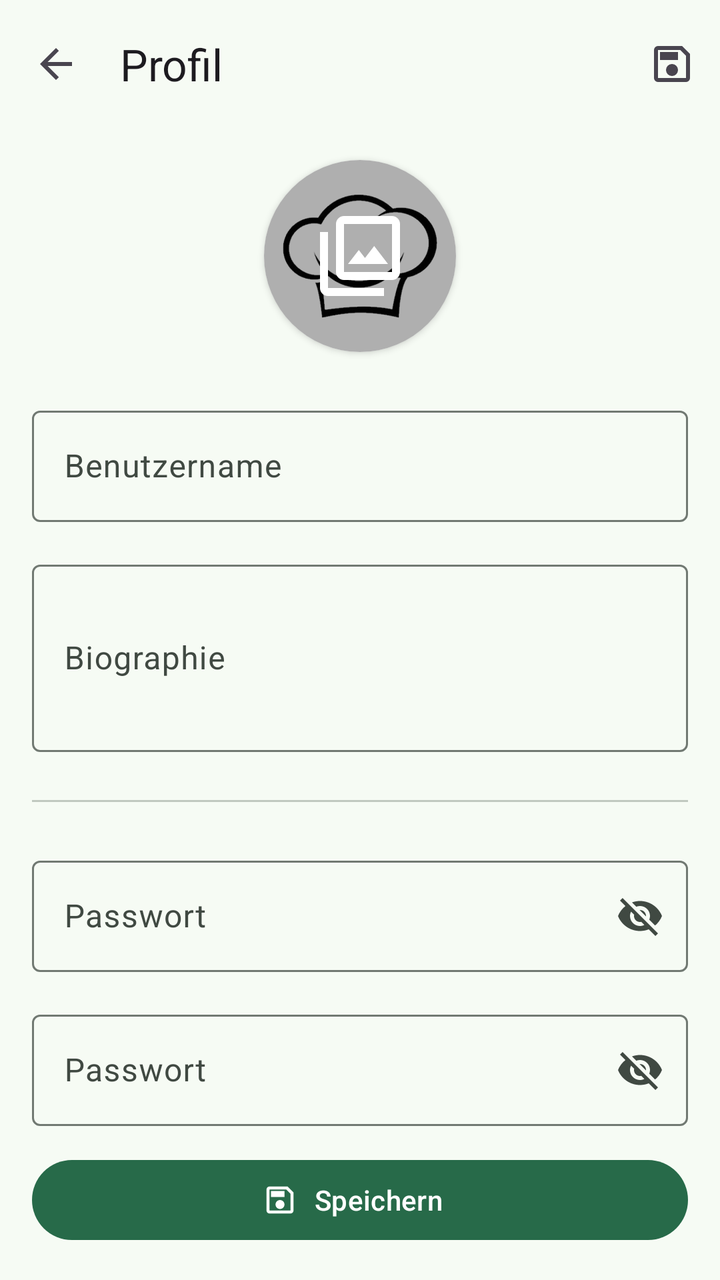
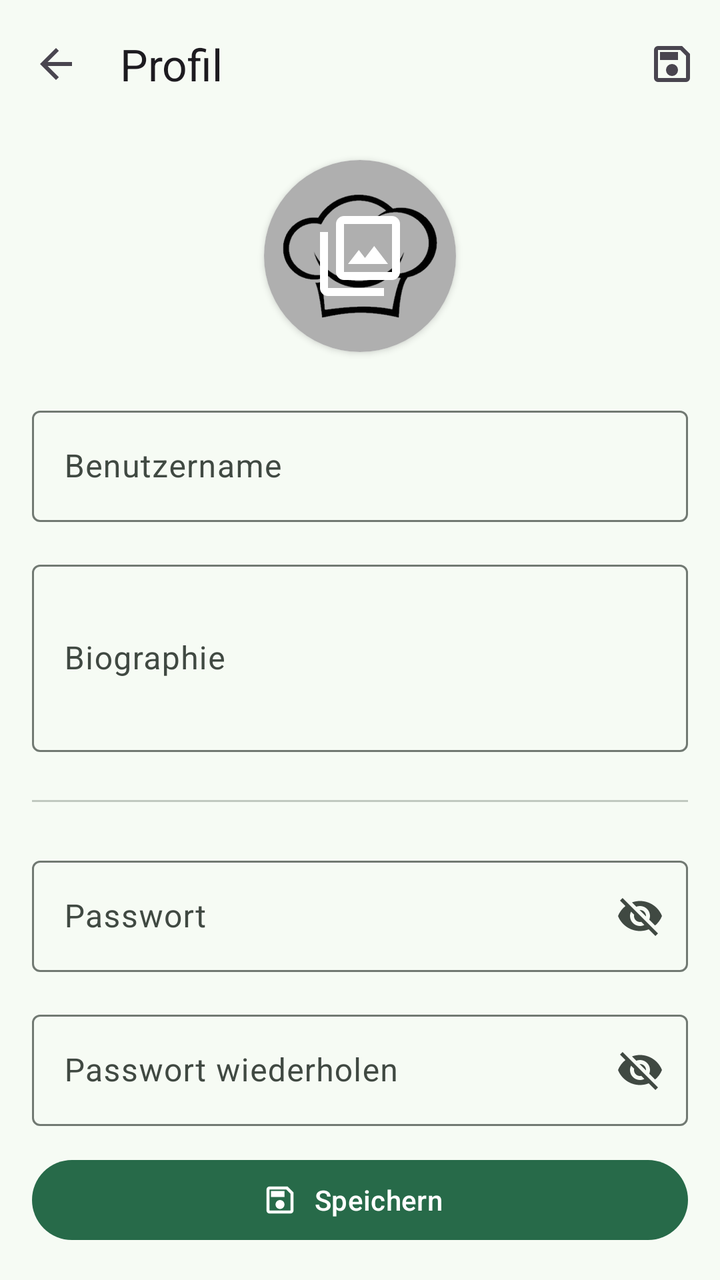

The first picture is an Android layout as it rendered before a commit; the second is the same layout after the commit. The layout source and the unified diff follow.
<!-- AndroidManifest.xml: application theme Theme.CookstaApp -->
<!-- res/layout/fragment_edit_profile.xml -->
<?xml version="1.0" encoding="utf-8"?>
<LinearLayout xmlns:android="http://schemas.android.com/apk/res/android"
    xmlns:app="http://schemas.android.com/apk/res-auto"
    android:layout_width="match_parent"
    android:layout_height="match_parent"
    android:background="?attr/colorSurface"
    android:orientation="vertical">

    <com.google.android.material.appbar.AppBarLayout
        android:layout_width="match_parent"
        android:layout_height="wrap_content"
        android:fitsSystemWindows="true">

        <com.google.android.material.appbar.MaterialToolbar
            android:id="@+id/toolbar"
            android:layout_width="match_parent"
            android:layout_height="wrap_content"
            android:minHeight="?attr/actionBarSize"
            app:menu="@menu/edit_profile_app_bar"
            app:navigationIcon="@drawable/ic_back"
            app:title="@string/title_profile" />
    </com.google.android.material.appbar.AppBarLayout>

    <LinearLayout
        android:layout_width="match_parent"
        android:layout_height="match_parent"
        android:clipToPadding="false"
        android:gravity="center_horizontal"
        android:orientation="vertical"
        android:padding="16dp">

        <androidx.cardview.widget.CardView
            android:id="@+id/editProfileImageView"
            android:layout_width="96dp"
            android:layout_height="96dp"
            app:cardCornerRadius="999dp"
            app:cardElevation="2dp">

            <ImageView
                android:id="@+id/editProfileImage"
                android:layout_width="match_parent"
                android:layout_height="match_parent"
                android:scaleType="centerCrop"
                android:src="@drawable/ic_launcher" />

            <ImageView
                android:layout_width="match_parent"
                android:layout_height="match_parent"
                android:background="#50000000"
                android:padding="24dp"
                app:srcCompat="@drawable/ic_photo_library"
                app:tint="@android:color/white" />
        </androidx.cardview.widget.CardView>

        <Space
            android:layout_width="match_parent"
            android:layout_height="16dp" />

        <com.google.android.material.textfield.TextInputLayout
            android:layout_width="match_parent"
            android:layout_height="wrap_content"
            android:layout_marginVertical="8dp"
            android:hint="@string/usernameHint">

            <com.google.android.material.textfield.TextInputEditText
                android:id="@+id/editUsernameInput"
                android:layout_width="match_parent"
                android:layout_height="wrap_content"
                android:inputType="text" />
        </com.google.android.material.textfield.TextInputLayout>

        <com.google.android.material.textfield.TextInputLayout
            android:layout_width="match_parent"
            android:layout_height="wrap_content"
            android:layout_marginVertical="8dp"
            android:hint="@string/biography">

            <com.google.android.material.textfield.TextInputEditText
                android:id="@+id/editBiographyInput"
                android:layout_width="match_parent"
                android:layout_height="wrap_content"
                android:inputType="textMultiLine"
                android:lines="3" />
        </com.google.android.material.textfield.TextInputLayout>

        <com.google.android.material.divider.MaterialDivider
            android:layout_width="match_parent"
            android:layout_height="wrap_content"
            android:layout_marginVertical="16dp" />

        <com.google.android.material.textfield.TextInputLayout
            android:id="@+id/editPasswordLayout"
            android:layout_width="match_parent"
            android:layout_height="wrap_content"
            android:layout_marginVertical="8dp"
            android:hint="@string/passwordHint"
            app:endIconMode="password_toggle"
            app:endIconCheckable="false">

            <com.google.android.material.textfield.TextInputEditText
                android:id="@+id/editPasswordInput"
                android:layout_width="match_parent"
                android:layout_height="wrap_content"
                android:inputType="textPassword" />
        </com.google.android.material.textfield.TextInputLayout>

        <com.google.android.material.textfield.TextInputLayout
            android:id="@+id/editPasswordCheckLayout"
            android:layout_width="match_parent"
            android:layout_height="wrap_content"
            android:layout_marginVertical="8dp"
            android:hint="@string/passwordHint"
            app:endIconMode="password_toggle"
            app:endIconCheckable="false">

            <com.google.android.material.textfield.TextInputEditText
                android:id="@+id/editPasswordInputCheck"
                android:layout_width="match_parent"
                android:layout_height="wrap_content"
                android:inputType="textPassword" />
        </com.google.android.material.textfield.TextInputLayout>

        <Space
            android:layout_width="match_parent"
            android:layout_height="0dp"
            android:layout_weight="1" />

        <com.google.android.material.button.MaterialButton
            android:id="@+id/saveProfileButton"
            style="@style/Widget.Material3.Button.Icon"
            android:layout_width="match_parent"
            android:layout_height="wrap_content"
            android:text="@string/save"
            app:icon="@drawable/ic_save"
            app:iconGravity="textStart" />
    </LinearLayout>

</LinearLayout>
<!-- resources referenced by this layout -->
<resources>
  <string name="biography">Biographie</string>
  <string name="passwordHint">Passwort</string>
  <string name="save">Speichern</string>
  <string name="title_profile">Profil</string>
  <string name="usernameHint">Benutzername</string>
  <style name="Theme.CookstaApp" parent="Theme.MaterialBase">
          <item name="windowActionModeOverlay">true</item>
          <item name="actionModeCloseDrawable">@drawable/ic_close</item>
      </style>
  <!-- drawable ic_close (drawable) -->
  <vector xmlns:android="http://schemas.android.com/apk/res/android"
      android:width="24dp"
      android:height="24dp"
      android:viewportWidth="960"
      android:viewportHeight="960"
      android:tint="?attr/colorControlNormal">
    <path
        android:fillColor="@android:color/white"
        android:pathData="M256,760L200,704L424,480L200,256L256,200L480,424L704,200L760,256L536,480L760,704L704,760L480,536L256,760Z"/>
  </vector>
  <color name="md_theme_primary">#276A49</color>
  <color name="md_theme_onPrimary">#FFFFFF</color>
  <color name="md_theme_primaryContainer">#ADF2C7</color>
  <color name="md_theme_onPrimaryContainer">#002111</color>
  <color name="md_theme_secondary">#4E6355</color>
  <color name="md_theme_onSecondary">#FFFFFF</color>
  <color name="md_theme_secondaryContainer">#D0E8D6</color>
  <color name="md_theme_onSecondaryContainer">#0B1F14</color>
  <color name="md_theme_tertiary">#3C6471</color>
  <color name="md_theme_onTertiary">#FFFFFF</color>
  <color name="md_theme_tertiaryContainer">#BFE9F9</color>
  <color name="md_theme_onTertiaryContainer">#001F27</color>
  <color name="md_theme_error">#BA1A1A</color>
  <color name="md_theme_onError">#FFFFFF</color>
  <color name="md_theme_errorContainer">#FFDAD6</color>
  <color name="md_theme_onErrorContainer">#410002</color>
  <color name="md_theme_background">#F6FBF4</color>
  <color name="md_theme_onBackground">#171D19</color>
  <color name="md_theme_surface">#F6FBF4</color>
  <color name="md_theme_onSurface">#171D19</color>
  <color name="md_theme_surfaceVariant">#DCE5DC</color>
  <color name="md_theme_onSurfaceVariant">#404942</color>
  <color name="md_theme_outline">#717972</color>
  <color name="md_theme_outlineVariant">#C0C9C0</color>
  <color name="md_theme_inverseSurface">#2C322D</color>
  <color name="md_theme_inverseOnSurface">#EDF2EB</color>
  <color name="md_theme_inversePrimary">#91D5AC</color>
  <color name="md_theme_primaryFixed">#ADF2C7</color>
  <color name="md_theme_onPrimaryFixed">#002111</color>
  <color name="md_theme_primaryFixedDim">#91D5AC</color>
  <color name="md_theme_onPrimaryFixedVariant">#055232</color>
  <color name="md_theme_secondaryFixed">#D0E8D6</color>
  <color name="md_theme_onSecondaryFixed">#0B1F14</color>
  <color name="md_theme_secondaryFixedDim">#B5CCBB</color>
  <color name="md_theme_onSecondaryFixedVariant">#374B3E</color>
  <color name="md_theme_tertiaryFixed">#BFE9F9</color>
  <color name="md_theme_onTertiaryFixed">#001F27</color>
  <color name="md_theme_tertiaryFixedDim">#A4CDDC</color>
  <color name="md_theme_onTertiaryFixedVariant">#224C59</color>
  <color name="md_theme_surfaceDim">#D6DBD5</color>
  <color name="md_theme_surfaceBright">#F6FBF4</color>
  <color name="md_theme_surfaceContainerLowest">#FFFFFF</color>
  <color name="md_theme_surfaceContainerLow">#F0F5EE</color>
  <color name="md_theme_surfaceContainer">#EAEFE9</color>
  <color name="md_theme_surfaceContainerHigh">#E4EAE3</color>
  <color name="md_theme_surfaceContainerHighest">#DFE4DD</color>
  <!-- unchanged entries left out for length: 5 -->
</resources>

<!-- the commit's change to res/layout/fragment_edit_profile.xml (unified diff, before → after) -->
@@ -109,7 +109,7 @@
             android:layout_width="match_parent"
             android:layout_height="wrap_content"
             android:layout_marginVertical="8dp"
-            android:hint="@string/passwordHint"
+            android:hint="@string/passwordRepeatHint"
             app:endIconMode="password_toggle"
             app:endIconCheckable="false">
 
<!-- resource entries referenced after the edit -->
@@ -2,6 +2,7 @@
 <resources>
   <string name="biography">Biographie</string>
   <string name="passwordHint">Passwort</string>
+  <string name="passwordRepeatHint">Passwort wiederholen</string>
   <string name="save">Speichern</string>
   <string name="title_profile">Profil</string>
   <string name="usernameHint">Benutzername</string>
